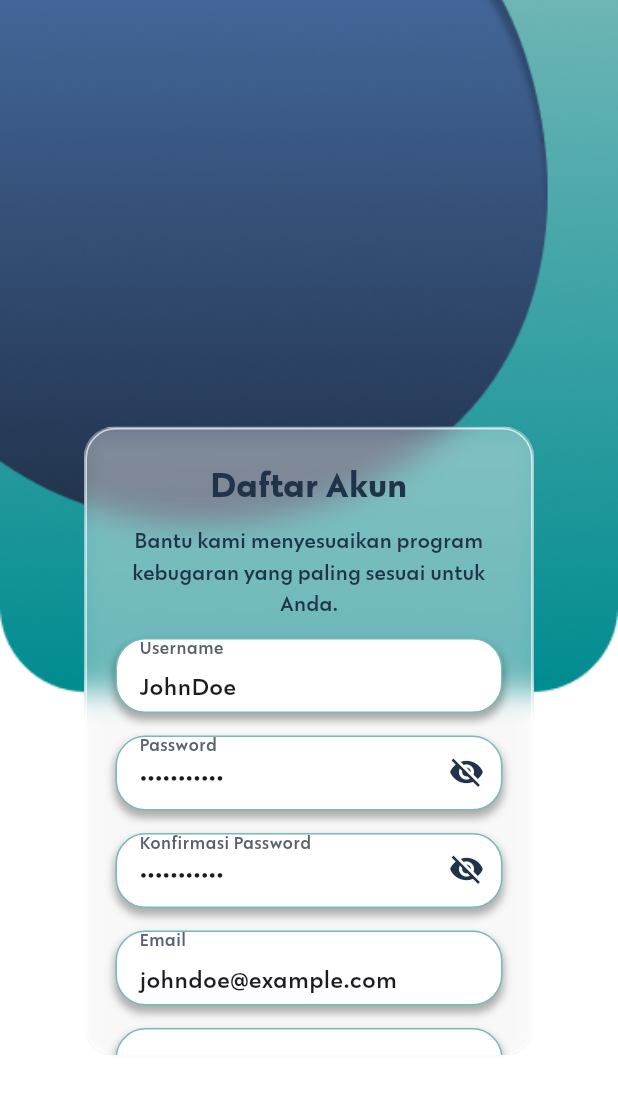
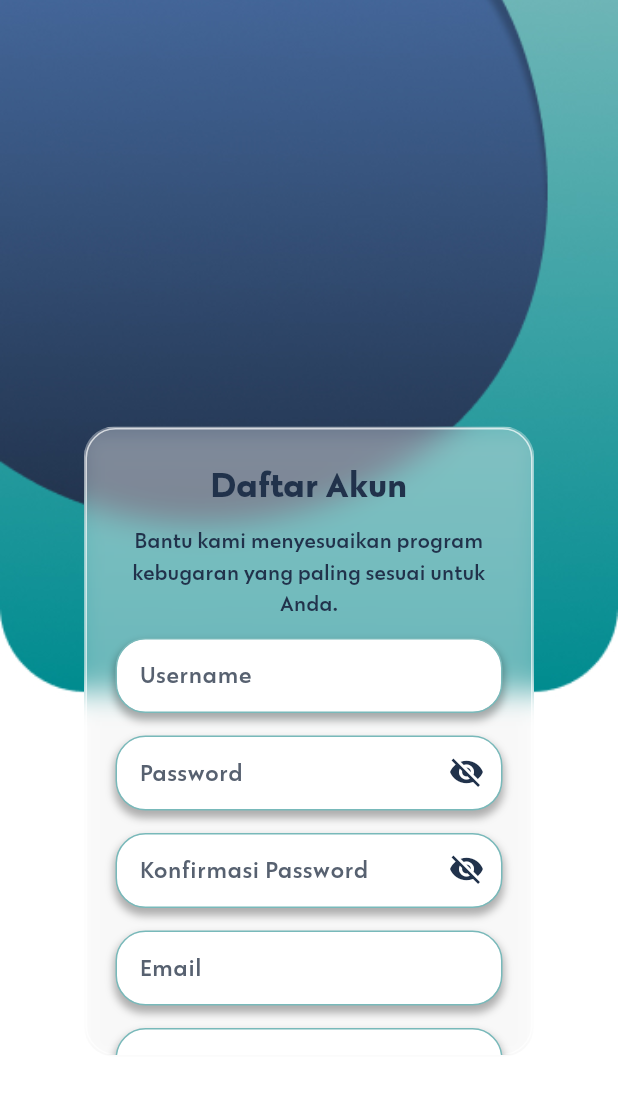
Before and after one commit to DivaAji/healthify, a Flutter app: the RegisterScreen screen opened by its route, on a phone screen of 412 x 824 dp. Shown: the top 1094 px of the screen. Run offline on Flutter 3.47's test engine with Material 3 defaults, Android fonts, the phone set to English and light mode, and no system bars; our stand-ins replace camera, dio, flutter_bloc, image_picker, shared_preferences, youtube_player_flutter; accounts and stored records are empty.

Commit message:
Fix debugging

```diff
--- a/lib/screens/registration/register_screen.dart
+++ b/lib/screens/registration/register_screen.dart
@@ -33,14 +33,6 @@ class _RegisterScreenState extends State<RegisterScreen> {
   @override
   void initState() {
     super.initState();
-    usernameController.text = "JohnDoe";
-    passwordController.text = "password123";
-    confirmPasswordController.text = "password123";
-    emailController.text = "johndoe@example.com";
-    weightController.text = "70";
-    heightController.text = "175";
-    ageController.text = "";
-    ageRangeController.text = "";
   }
 
   @override
```
